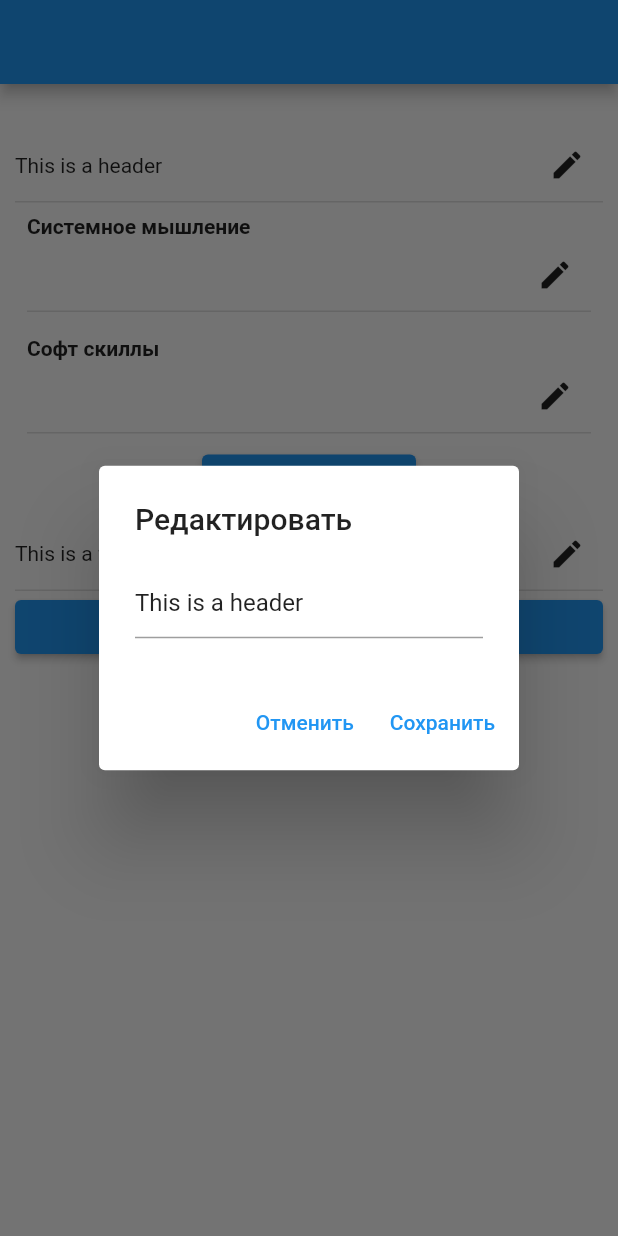
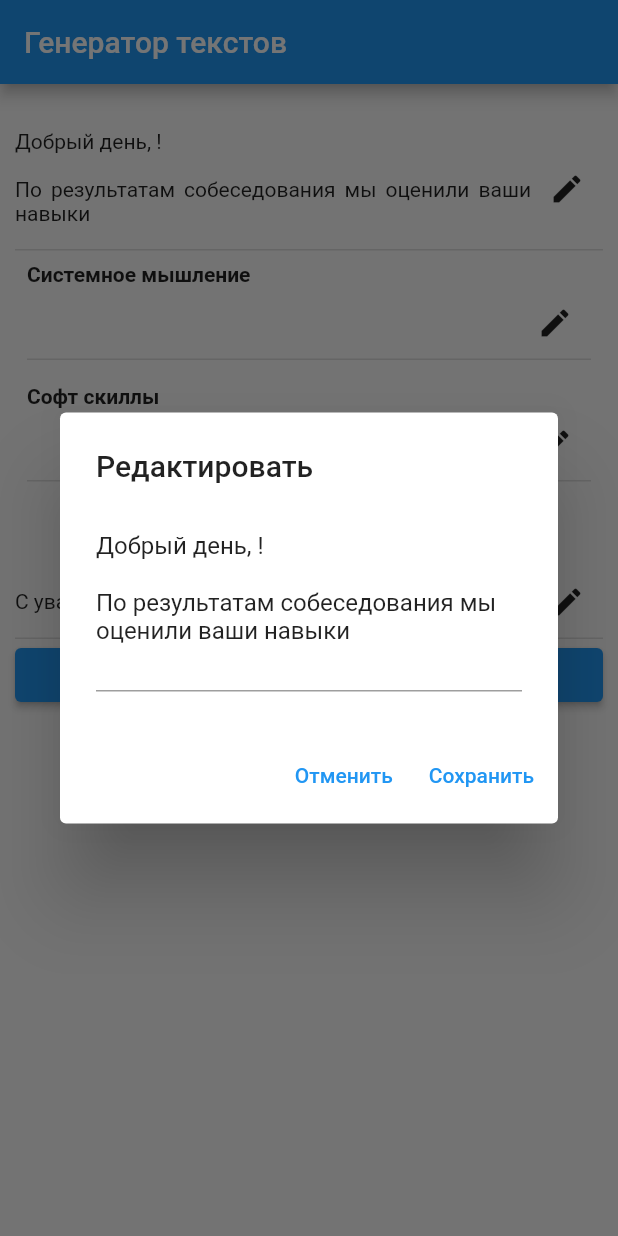
Before and after one commit to tresbon/hr_helper, a Flutter app: the screen it shows after launch, after a tap on the "edit" icon, on a phone screen of 412 x 824 dp. Run offline on Flutter 3.47's test engine with Material 2 defaults, Android fonts, the phone set to English and light mode, and no system bars.

```diff
--- a/lib/main.dart
+++ b/lib/main.dart
@@ -14,7 +14,9 @@ class MyApp extends StatelessWidget {
         primarySwatch: Colors.blue,
       ),
       home: Scaffold(
-        appBar: AppBar(),
+        appBar: AppBar(
+          title: Text("Генератор текстов"),
+        ),
         body: Letter(),
       )
     );
--- /dev/null
+++ b/lib/models/company.dart
@@ -0,0 +1,4 @@
+class Company {
+  final String name;
+  Company(this.name);
+}
--- /dev/null
+++ b/lib/models/person.dart
@@ -0,0 +1,4 @@
+class Person {
+  final String name;
+  Person(this.name);
+}
--- a/lib/ui/letter_list.dart
+++ b/lib/ui/letter_list.dart
@@ -1,5 +1,4 @@
 import 'package:flutter/services.dart';
-
 import 'elements_list.dart';
 import 'single_letter_element.dart';
 import 'package:flutter/material.dart';
@@ -9,8 +8,10 @@ class Letter extends StatelessWidget {
     "Системное мышление": "",
     "Софт скиллы": "",
   });
-  SingleLetterElement letterHeader = SingleLetterElement("This is a header");
-  SingleLetterElement letterFooter = SingleLetterElement("This is a footer");
+  SingleLetterElement letterHeader = SingleLetterElement("""Добрый день, !\n
+По результатам собеседования мы оценили ваши навыки
+""");
+  SingleLetterElement letterFooter = SingleLetterElement("С уважением, ");
 
   void copyText() {
     String copiedText = letterHeader.getText() +
--- a/lib/ui/single_letter_element.dart
+++ b/lib/ui/single_letter_element.dart
@@ -6,7 +6,7 @@ class SingleLetterElement extends StatefulWidget {
   SingleLetterElement(this.text);
 
   String getText() {
-    return text + "\n"*2;
+    return text + "\n" * 2;
   }
 
   @override
@@ -63,7 +63,14 @@ class _LetterFooterState extends State<SingleLetterElement> {
         Row(
           mainAxisAlignment: MainAxisAlignment.spaceBetween,
           children: [
-            Text(widget.text),
+            Expanded(
+              child: Text(
+                widget.text,
+                textAlign: TextAlign.justify,
+                textDirection: TextDirection.ltr,
+                softWrap: true,
+              ),
+            ),
             IconButton(
                 icon: Icon(Icons.edit),
                 onPressed: () {
```
Also changed, not shown: lib/ui/elements_list.dart (+13 -2 lines).
